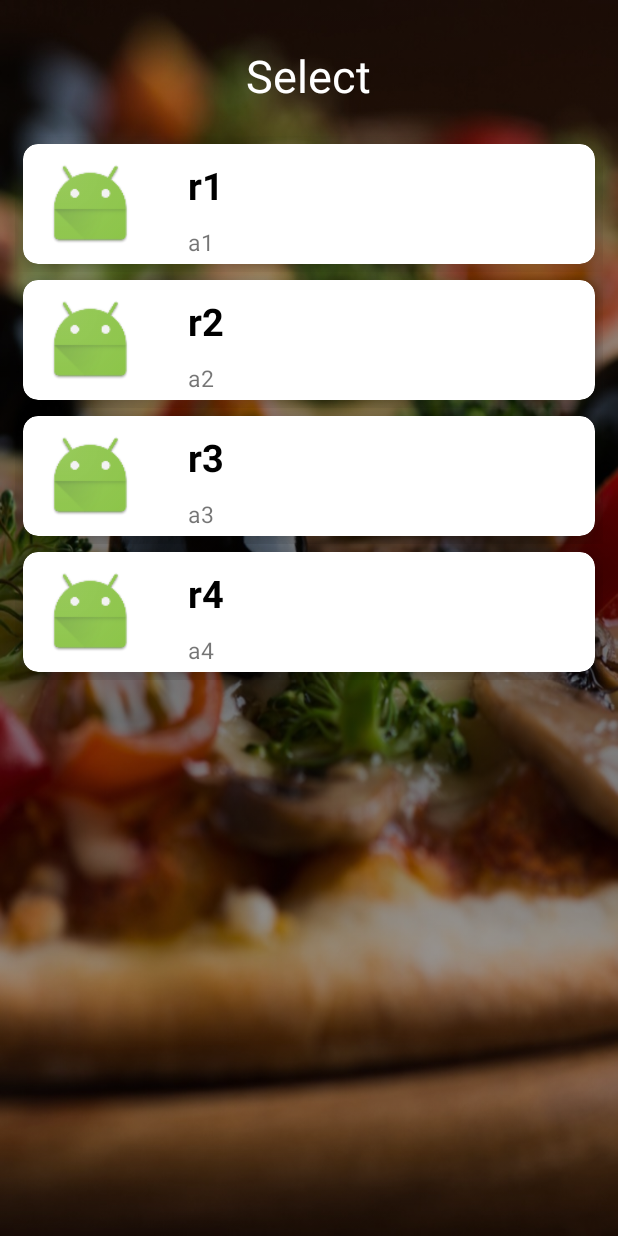
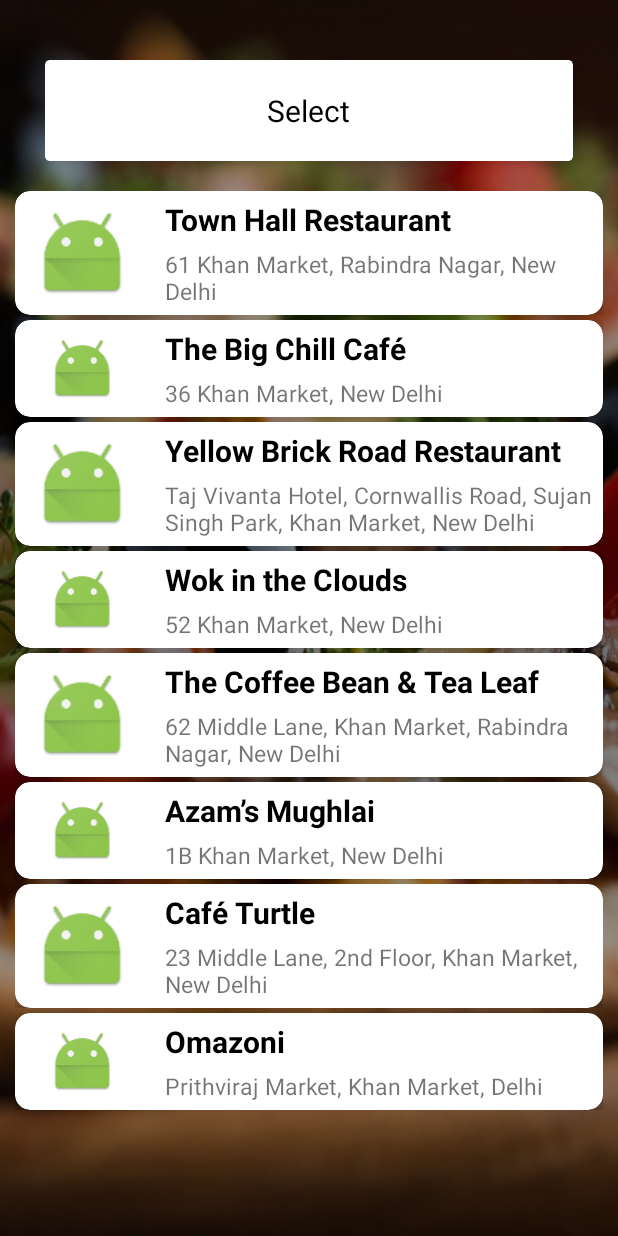
Before and after one commit to Ankitgarg891/OrderUpData, an Android app: the WelcomeActivity screen opened directly, with no data from a screen before it, on a phone screen of 412 x 824 dp. Run offline under Robolectric (Android 15) with nearby library versions, the phone set to English and light mode, and no system bars; our stand-ins replace Firebase (no records; nobody signed in at launch, a user with empty details on screens opened directly).

Commit message:
9/10/17 - 9 : 18 pm

```diff
--- a/app/src/main/java/com/example/food/orderup/AppetizerFragment.java
+++ b/app/src/main/java/com/example/food/orderup/AppetizerFragment.java
@@ -26,8 +26,8 @@ public class AppetizerFragment extends Fragment {
         String[] names = {"a1", "a2", "a3", "a4", "a5", "a6", "a7", "a8", "a9", "a10"};
         int images = R.mipmap.ic_launcher;
 
-        listView=(ListView)view.findViewById(R.id.menu_listview);
-        listView.setAdapter(new CustomAdapter(getContext(),images,names));
+        listView = (ListView) view.findViewById(R.id.menu_listview);
+        listView.setAdapter(new CustomAdapter(getContext(), images, names));
 
         super.onViewCreated(view, savedInstanceState);
     }
--- a/app/src/main/java/com/example/food/orderup/WelcomeActivity.java
+++ b/app/src/main/java/com/example/food/orderup/WelcomeActivity.java
@@ -25,8 +25,10 @@ public class WelcomeActivity extends AppCompatActivity {
     TextView display;
     FirebaseDatabase database;
     DatabaseReference myRef;
-    String flag, id, name[] = {"r1", "r2", "r3", "r4"}, address[] = {"a1", "a2", "a3", "a4"};
-    Integer images[] = {R.mipmap.ic_launcher, R.mipmap.ic_launcher, R.mipmap.ic_launcher, R.mipmap.ic_launcher};
+    String flag, id, name[] = {"Town Hall Restaurant", "The Big Chill Café", "Yellow Brick Road Restaurant", "Wok in the Clouds", "The Coffee Bean & Tea Leaf", "Azam’s Mughlai", "Café Turtle", "Omazoni"},
+            address[] = {"61 Khan Market, Rabindra Nagar, New Delhi", "36 Khan Market, New Delhi", "Taj Vivanta Hotel, Cornwallis Road, Sujan Singh Park, Khan Market, New Delhi", "52 Khan Market, New Delhi",
+                    "62 Middle Lane, Khan Market, Rabindra Nagar, New Delhi", "1B Khan Market, New Delhi", "23 Middle Lane, 2nd Floor, Khan Market, New Delhi", "Prithviraj Market, Khan Market, Delhi"};
+    Integer images = R.mipmap.ic_launcher;
 
     @Override
     protected void onCreate(final Bundle savedInstanceState) {
@@ -41,9 +43,9 @@ public class WelcomeActivity extends AppCompatActivity {
         outlet_listview.setOnItemClickListener(new AdapterView.OnItemClickListener() {
             @Override
             public void onItemClick(AdapterView<?> adapterView, View view, int position, long id) {
-                switch (position){
+                switch (position) {
                     case 0:
-                        startActivity(new Intent(WelcomeActivity.this,MenuActivity.class));
+                        startActivity(new Intent(WelcomeActivity.this, MenuActivity.class));
                         break;
                 }
             }
@@ -108,7 +110,7 @@ public class WelcomeActivity extends AppCompatActivity {
             TextView outlet_name = (TextView) view.findViewById(R.id.outlet_nameTextView);
             TextView outlet_address = (TextView) view.findViewById(R.id.outlet_addressTextView);
 
-            outlet_image.setImageResource(images[i]);
+            outlet_image.setImageResource(images);
             outlet_name.setText(name[i]);
             outlet_address.setText(address[i]);
 
--- a/app/src/main/res/layout/activity_welcome.xml
+++ b/app/src/main/res/layout/activity_welcome.xml
@@ -16,7 +16,18 @@
         android:layout_width="match_parent"
         android:layout_height="match_parent"
         android:orientation="vertical"
-        android:padding="10dp">
+        android:paddingLeft="10dp"
+        android:paddingRight="10dp"
+        android:paddingTop="10dp">
+
+        <android.support.v7.widget.CardView
+            android:layout_width="match_parent"
+            android:layout_height="wrap_content"
+            android:layout_marginLeft="20dp"
+            android:layout_marginRight="20dp"
+            android:layout_marginTop="30dp"
+            app:cardCornerRadius="3dp"
+            app:cardElevation="5dp">
 
             <TextView
                 android:id="@+id/display"
@@ -25,13 +36,17 @@
                 android:layout_gravity="center_horizontal"
                 android:layout_margin="20dp"
                 android:text="Select"
-            android:textColor="@android:color/white"
-            android:textSize="30sp" />
+                android:textColor="@android:color/black"
+                android:textSize="20sp" />
+        </android.support.v7.widget.CardView>
 
         <ListView
             android:id="@+id/outletListView"
             android:layout_width="match_parent"
             android:layout_height="match_parent"
-            android:divider="@null" />
+            android:layout_marginTop="20dp"
+            android:divider="@null"
+            android:dividerHeight="3dp"
+            android:scrollbars="none" />
     </LinearLayout>
 </FrameLayout>
--- a/app/src/main/res/layout/outlet_custom_listview.xml
+++ b/app/src/main/res/layout/outlet_custom_listview.xml
@@ -9,7 +9,6 @@
         android:layout_width="match_parent"
         android:layout_height="wrap_content"
         app:cardCornerRadius="10dp"
-        android:layout_margin="5dp"
         app:cardElevation="10dp">
 
         <LinearLayout
@@ -20,33 +19,33 @@
             <ImageView
                 android:id="@+id/outletImageView"
                 android:layout_width="70dp"
-                android:layout_height="60dp"
+                android:layout_height="match_parent"
                 android:layout_margin="10dp"
                 android:src="@mipmap/ic_launcher" />
 
             <LinearLayout
                 android:layout_width="match_parent"
-                android:layout_height="match_parent"
+                android:layout_height="wrap_content"
                 android:layout_marginLeft="10dp"
+                android:layout_marginRight="5dp"
                 android:orientation="vertical">
 
                 <TextView
                     android:id="@+id/outlet_nameTextView"
                     android:layout_width="match_parent"
                     android:layout_height="wrap_content"
-                    android:layout_marginLeft="10dp"
-                    android:layout_marginTop="10dp"
+                    android:layout_marginTop="5dp"
                     android:text="Name"
                     android:textColor="@android:color/black"
-                    android:textSize="25sp"
+                    android:textSize="20sp"
                     android:textStyle="bold" />
 
                 <TextView
                     android:id="@+id/outlet_addressTextView"
                     android:layout_width="match_parent"
                     android:layout_height="wrap_content"
-                    android:layout_marginLeft="10dp"
-                    android:layout_marginTop="10dp"
+                    android:layout_marginBottom="5dp"
+                    android:layout_marginTop="5dp"
                     android:text="address"
                     android:textSize="15sp" />
             </LinearLayout>
```
Also changed, not shown: app/src/main/java/com/example/food/orderup/BeveragesFragment.java (+9 -0 lines), app/src/main/java/com/example/food/orderup/CustomAdapter.java (+10 -9 lines), app/src/main/java/com/example/food/orderup/DessertFragment.java (+10 -1 lines), app/src/main/java/com/example/food/orderup/Main_CourseFragment.java (+10 -1 lines), app/src/main/res/layout/fragment_layout.xml (+8 -3 lines), app/src/main/res/layout/menu_custom_listview.xml (+17 -8 lines). Lines whose indentation alone changed are shown as unchanged.
